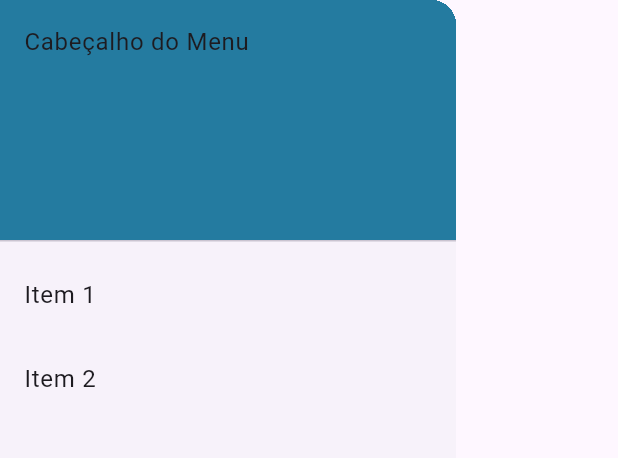
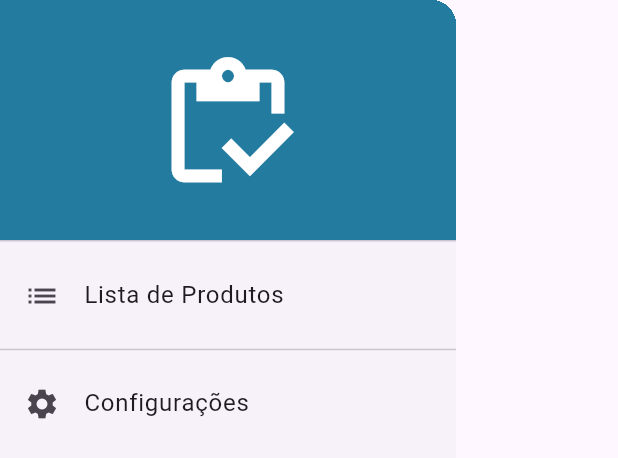
Before and after one commit to Miguel-Luis-1/ArmazemProjectF, a Flutter app: the DrawerBase widget shown alone on an empty page, opened directly, on a phone screen of 412 x 824 dp. Shown: the top 458 px of the screen. Run offline on Flutter 3.47's test engine with Material 3 defaults, Android fonts, the phone set to English and light mode, and no system bars; our stand-ins replace mobx; generated files the repository leaves out were written again.

Commit message:
Configurações
* Criação da pagina e da store de configuração;

```diff
--- a/lib/app/widgets/drawer.dart
+++ b/lib/app/widgets/drawer.dart
@@ -1,3 +1,4 @@
+import 'package:armazemf/app/pages/configuracoes_page.dart';
 import 'package:flutter/material.dart';
 
 class DrawerBase extends StatefulWidget {
@@ -9,7 +10,7 @@ class DrawerBase extends StatefulWidget {
 
 class _DrawerBaseState extends State<DrawerBase> {
   @override
-  Widget build(BuildContext context) {
+  Widget build(BuildContext contextDrawer) {
     return Drawer(
       child: ListView(
         padding: EdgeInsets.zero,
@@ -18,18 +19,32 @@ class _DrawerBaseState extends State<DrawerBase> {
             decoration: BoxDecoration(
               color: Color(0xFF247BA0),
             ),
-              child: Text('Cabeçalho do Menu'),
+            child: Center(
+              child: Icon(
+                Icons.inventory_outlined,
+                color: Colors.white,
+                size: 100,
+              ),
+            ),
           ),
           ListTile(
-              title: const Text('Item 1'),
+            title: const Text('Lista de Produtos'),
+            leading: const Icon(Icons.list),
             onTap: () {
-                Navigator.pop(context);
+              Navigator.pop(contextDrawer);
             },
           ),
+          const Divider(),
           ListTile(
-              title: const Text('Item 2'),
+            title: const Text('Configurações'),
+            leading: const Icon(Icons.settings),
             onTap: () {
-                Navigator.pop(context);
+              Navigator.push(
+                context,
+                MaterialPageRoute(
+                    builder: (context) => const ConfiguracoesPage()),
+              ).whenComplete(() => Navigator.pop(contextDrawer));
+              // Navigator.pop(context);
             },
           ),
         ],
--- a/lib/main.dart
+++ b/lib/main.dart
@@ -1,4 +1,4 @@
-import 'package:armazemf/app/home/homePage.dart';
+import 'package:armazemf/app/home/home_page.dart';
 import 'package:flutter/material.dart';
 
 void main() {
```
Also changed, not shown: lib/app/pages/configuracoes_page.dart (added, +36 -0 lines), lib/app/stores/configuracoes_store.dart (added, +9 -0 lines), lib/app/home/home_page.dart (renamed from lib/app/home/homePage.dart), lib/app/stores/configuracoes_store.g.dart (added), 1 other file. Lines whose indentation alone changed are shown as unchanged.
